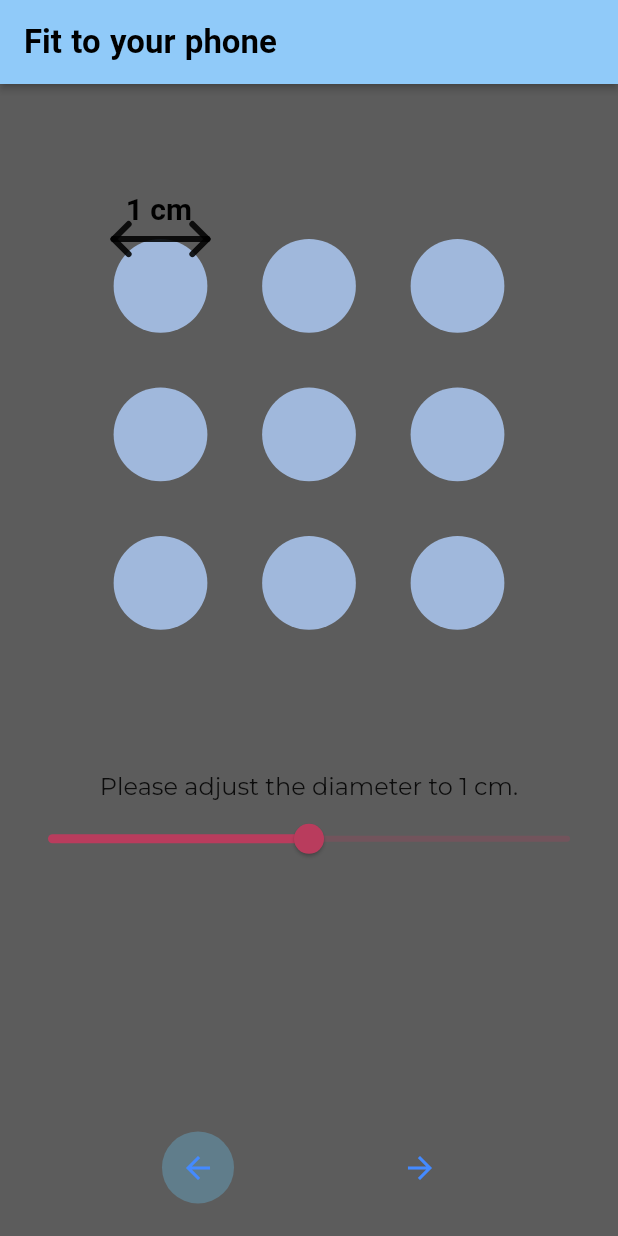
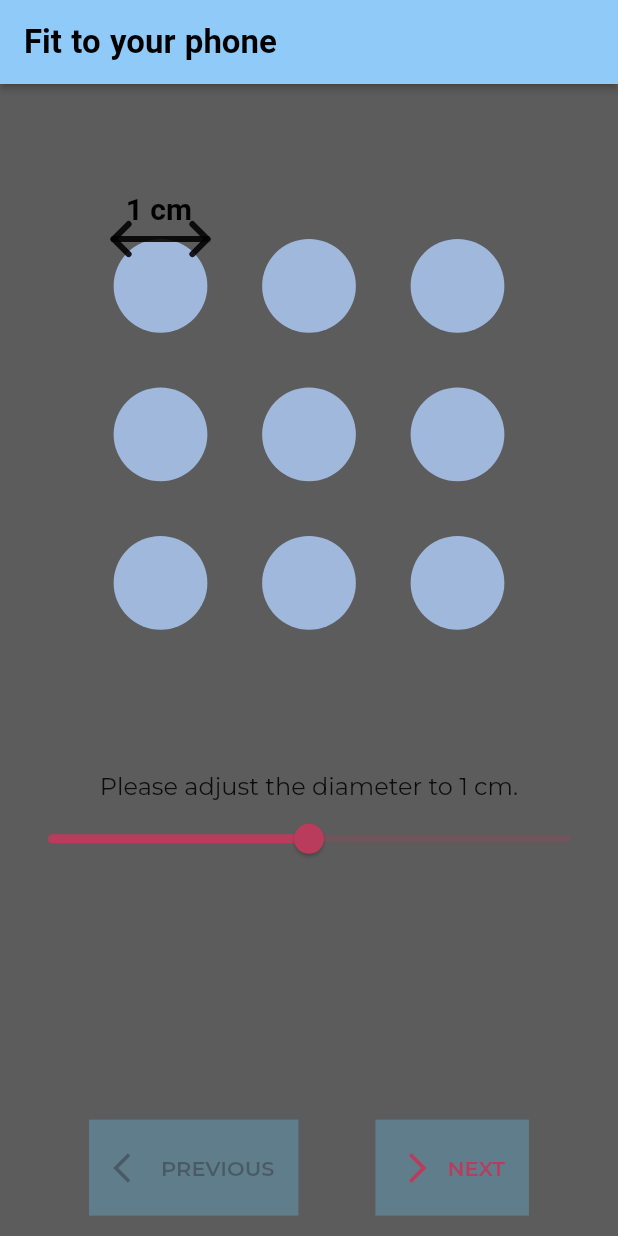
Before and after one commit to IvonZZhang/daily_slide, a Flutter app: the screen it shows after launch, on a phone screen of 412 x 824 dp. Run offline on Flutter 3.47's test engine with Material 2 defaults, Android fonts, the light colour scheme and no system bars; our stand-ins replace auto_size_text, google_fonts; Roboto replaces fonts that are missing (Poppins).

Commit message:
Replaced arrow button with text buttons and disable them at beginning/end page

```diff
--- a/lib/pages/calibration_page.dart
+++ b/lib/pages/calibration_page.dart
@@ -19,6 +19,7 @@ class _CalibrationPageWidgetState extends State<CalibrationPageWidget> {
 
   final PageController _pageController = PageController();
   int _currentPage = 0;
+  final int _lastPage = 1;
 
   double _diameterSliderValue = 30.0;
   double _interDistanceSliderValue = 1.0;
@@ -75,6 +76,7 @@ class _CalibrationPageWidgetState extends State<CalibrationPageWidget> {
                   flex: 3,
                   child: PageView(
                     controller: _pageController,
+                    // Disable page navigation via swipe
                     physics: const NeverScrollableScrollPhysics(),
                     children: [
                       Column( // Page 1: Diameter
@@ -137,29 +139,43 @@ class _CalibrationPageWidgetState extends State<CalibrationPageWidget> {
                     children: [
                       Ink(
                         decoration: const ShapeDecoration(
-                          shape: CircleBorder(),
+                          shape: RoundedRectangleBorder(),
                           color: Colors.blueGrey,
                         ),
-                        child: IconButton(
-                          onPressed: (){
+                        child: Padding(
+                          padding: const EdgeInsets.all(8.0),
+                          child: TextButton.icon(
+                            onPressed: _currentPage != 0 ? () {
                               _pageController.previousPage(duration: const Duration(milliseconds: 200), curve: Curves.easeIn);
                               setState(() {
                                 _currentPage--;
                               });
-                          },
-                          icon: const Icon(Icons.arrow_back),
-                          color: Colors.blueAccent,
+                            } : null,
+                            icon: const Icon(Icons.arrow_back_ios),
+                            label: const Text("PREVIOUS"),
                           ),
                         ),
-                      IconButton(
-                        onPressed: (){
+                      ),
+                      Ink(
+                        decoration: const ShapeDecoration(
+                          shape: RoundedRectangleBorder(),
+                          color: Colors.blueGrey,
+                        ),
+                        child: Padding(
+                          padding: const EdgeInsets.all(8.0),
+                          child: TextButton.icon(
+                            onPressed: _currentPage != _lastPage ? () {
                               _pageController.nextPage(curve: Curves.easeIn, duration: const Duration(milliseconds: 200));
                               setState(() {
                                 _currentPage++;
                               });
+                            } : () {
+                              debugPrint("Configuration finished!");
                             },
-                        icon: const Icon(Icons.arrow_forward),
-                        color: Colors.blueAccent,
+                            icon: const Icon(Icons.arrow_forward_ios),
+                            label: _currentPage == _lastPage ? const Text("FINISH") : const Text("NEXT"),
+                          ),
+                        ),
                       ),
                     ],
                   ),
```
Lines whose indentation alone changed are shown as unchanged.
